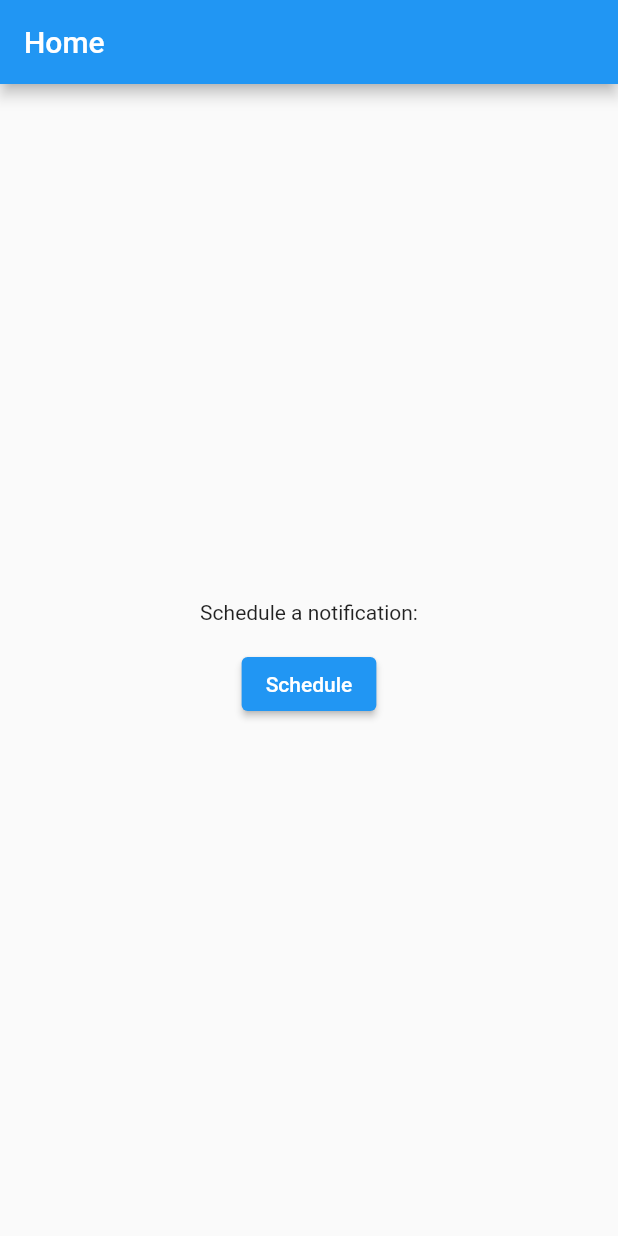
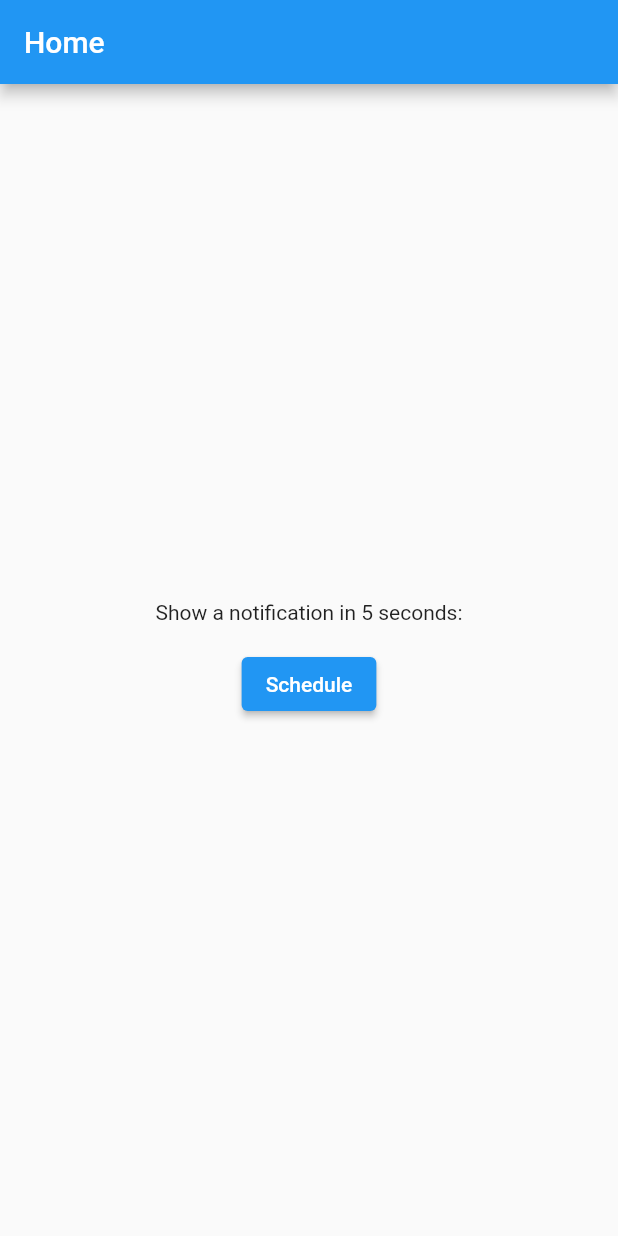
Before and after one commit to savioti/study_flutter_local_push_notifications, a Flutter app: the screen it shows after launch, on a phone screen of 412 x 824 dp. Run offline on Flutter 3.47's test engine with Material 2 defaults, Android fonts, the light colour scheme and no system bars; our stand-ins replace flutter_local_notifications.

```diff
--- a/lib/app/pages/home/home_page.dart
+++ b/lib/app/pages/home/home_page.dart
@@ -15,7 +15,7 @@ class HomePage extends StatelessWidget {
           child: Column(
             mainAxisAlignment: MainAxisAlignment.center,
             children: [
-              const Text('Schedule a notification:'),
+              const Text('Show a notification in 5 seconds:'),
               const SizedBox(height: 16.0),
               ElevatedButton(
                 onPressed: () {
```
